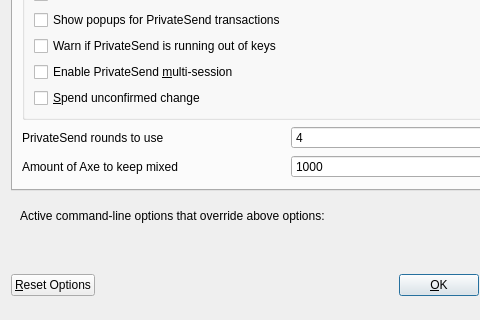
Qt form src/qt/forms/optionsdialog.ui (AXErunners/axe) before a commit; both pictures show x 0 to 480 and y 143 to 463 of the 576 by 463 pixel window.
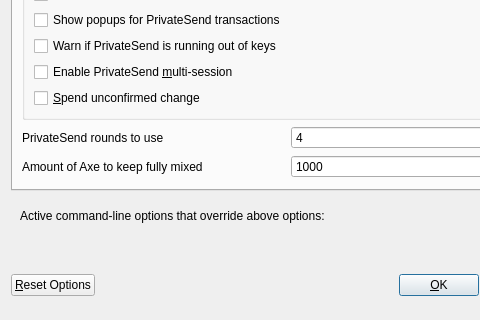
The same form after that commit. The open tabs and pages were chosen to show the change. Custom widgets are drawn as their Qt base class.

What changed in the file:
```diff
--- a/src/qt/forms/optionsdialog.ui
+++ b/src/qt/forms/optionsdialog.ui
@@ -263,7 +263,7 @@
             <string notr="true"/>
            </property>
            <property name="text">
-            <string>Amount of Axe to keep mixed</string>
+            <string>Amount of Axe to keep fully mixed</string>
            </property>
           </widget>
          </item>
```
